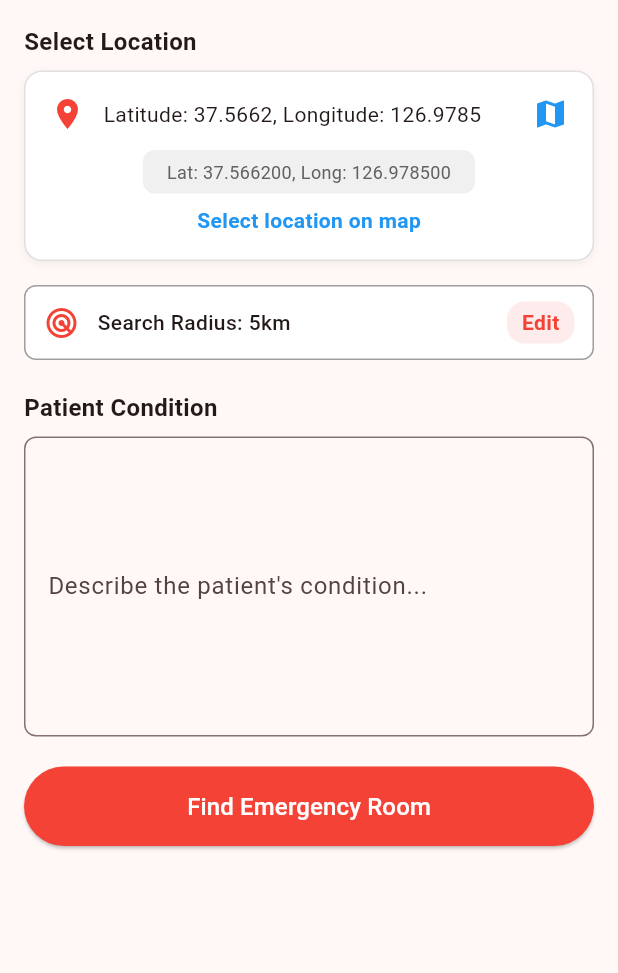
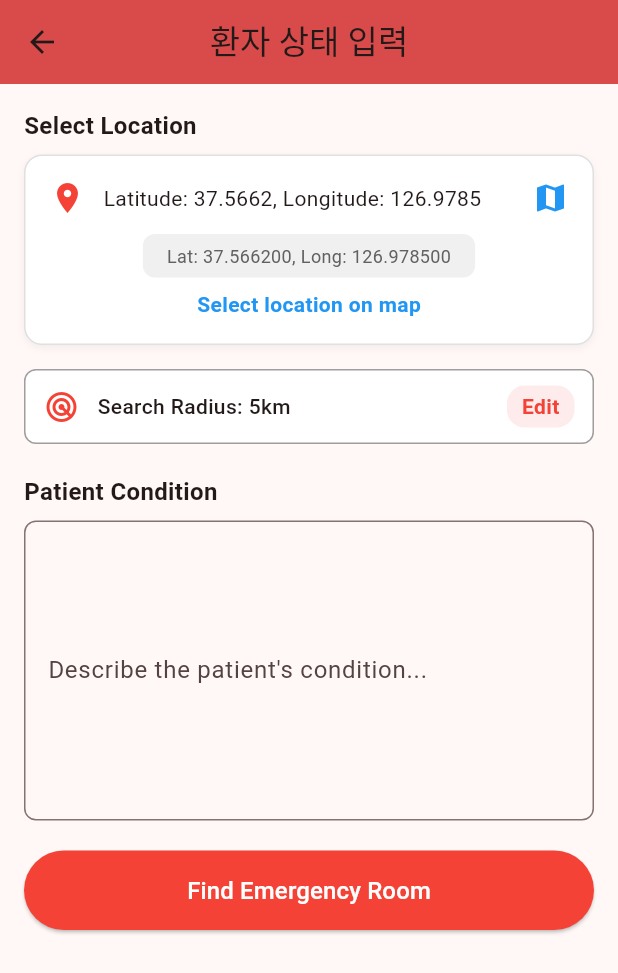
Before and after one commit to gdsc-konkuk/24-25-proj-Atempo-Client, a Flutter app: the ChatPage screen opened directly with empty values, on a phone screen of 412 x 824 dp. Shown: the top 973 px of the screen. Run offline on Flutter 3.47's test engine with Material 3 defaults, Android fonts, the phone set to English and light mode, and no system bars; our stand-ins replace flutter_dotenv, flutter_secure_storage, geocoding, geolocator, google_fonts, google_maps_flutter and 3 more; missing offline and left inert: flutter_mapbox_navigation; accounts and stored records are empty; network calls fail.

```diff
--- a/medicall/lib/chat_page.dart
+++ b/medicall/lib/screens/chat_page.dart
@@ -1,25 +1,24 @@
 import 'package:flutter/material.dart';
 import 'package:geocoding/geocoding.dart';
-import 'package:geolocator/geolocator.dart';  // Added to get current location
+import 'package:geolocator/geolocator.dart';
 import 'package:provider/provider.dart';
-import 'screens/emergency_room_list_screen.dart';
-import 'providers/settings_provider.dart';
-import 'providers/location_provider.dart';  // Added location provider
+import 'emergency_room_list_screen.dart';
+import '../providers/settings_provider.dart';
+import '../providers/location_provider.dart';
 import 'dart:convert';
 import 'package:http/http.dart' as http;
 import 'package:uuid/uuid.dart';
-import 'providers/auth_provider.dart';
+import '../providers/auth_provider.dart';
 import 'package:flutter_secure_storage/flutter_secure_storage.dart';
-import 'services/hospital_service.dart';
+import '../services/hospital_service.dart';
 import 'dart:async';
-import 'models/hospital_model.dart';
+import '../models/hospital_model.dart';
 import 'dart:math' as math;
-import 'screens/map_screen.dart';  // Import map screen
-import 'services/api_service.dart'; // Added ApiService
+import 'map_screen.dart';
+import '../services/api_service.dart';
 
 class ChatPage extends StatefulWidget {
   final String currentAddress;
-  // Added latitude and longitude parameters
   final double latitude;
   final double longitude;
 
@@ -428,12 +427,17 @@ class _ChatPageState extends State<ChatPage> {
   @override
   Widget build(BuildContext context) {
     final searchRadius = context.watch<SettingsProvider>().searchRadius;
-    final locationProvider = context.watch<LocationProvider>();  // Added location provider
+    final locationProvider = context.watch<LocationProvider>();
     final keyboardPadding = MediaQuery.of(context).viewInsets.bottom;
 
     return GestureDetector(
       onTap: _dismissKeyboard,
       child: Scaffold(
+        appBar: AppBar(
+          title: Text('환자 상태 입력'),
+          backgroundColor: const Color(0xFFD94B4B),
+          centerTitle: true,
+        ),
         resizeToAvoidBottomInset: true,
         body: SafeArea(
           child: SingleChildScrollView(
--- a/medicall/lib/widgets/patient_info_widget.dart
+++ b/medicall/lib/widgets/patient_info_widget.dart
@@ -1,5 +1,5 @@
 import 'package:flutter/material.dart';
-import '../chat_page.dart';
+import '../screens/chat_page.dart';
 
 class PatientInfoWidget extends StatelessWidget {
   final ScrollController scrollController;
```
Also changed, not shown: medicall/lib/screens/map_screen.dart (+26 -32 lines), 1 other file.
